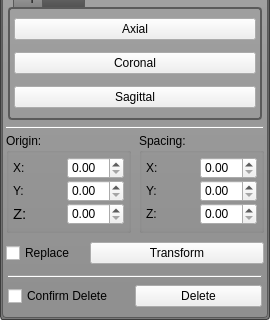
Qt form src/Interface/AppInterface/LayerGroupWidget.ui (SCIInstitute/Seg3D) before a commit; both pictures show x 0 to 270 and y 411 to 731 of the 270 by 731 pixel window.
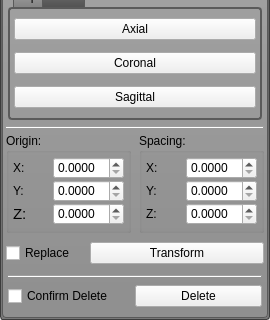
The same form after that commit. Icons and pictures are not drawn.

Commit message: fixed lineedit bug on the layerwidget, fixed the synchroro-error on the viewer widget for setting the flip button's state

Diff of the .ui file:
```diff
--- a/src/Interface/AppInterface/LayerGroupWidget.ui
+++ b/src/Interface/AppInterface/LayerGroupWidget.ui
@@ -1634,7 +1634,11 @@
                     </widget>
                    </item>
                    <item>
-                    <widget class="QDoubleSpinBox" name="origin_x_spinbox_"/>
+                    <widget class="QDoubleSpinBox" name="origin_x_spinbox_">
+                     <property name="decimals">
+                      <number>4</number>
+                     </property>
+                    </widget>
                    </item>
                   </layout>
                  </item>
@@ -1654,7 +1658,11 @@
                     </widget>
                    </item>
                    <item>
-                    <widget class="QDoubleSpinBox" name="origin_y_spinbox_"/>
+                    <widget class="QDoubleSpinBox" name="origin_y_spinbox_">
+                     <property name="decimals">
+                      <number>4</number>
+                     </property>
+                    </widget>
                    </item>
                   </layout>
                  </item>
@@ -1679,7 +1687,11 @@
                     </widget>
                    </item>
                    <item>
-                    <widget class="QDoubleSpinBox" name="origin_z_spinbox_"/>
+                    <widget class="QDoubleSpinBox" name="origin_z_spinbox_">
+                     <property name="decimals">
+                      <number>4</number>
+                     </property>
+                    </widget>
                    </item>
                   </layout>
                  </item>
@@ -1714,19 +1726,17 @@
                   <layout class="QHBoxLayout" name="horizontalLayout_19">
                    <item>
                     <widget class="QLabel" name="width_label_1">
-                     <property name="minimumSize">
-                      <size>
-                       <width>0</width>
-                       <height>0</height>
-                      </size>
-                     </property>
                      <property name="text">
                       <string>X:</string>
                      </property>
                     </widget>
                    </item>
                    <item>
-                    <widget class="QDoubleSpinBox" name="spacing_x_spinbox_"/>
+                    <widget class="QDoubleSpinBox" name="spacing_x_spinbox_">
+                     <property name="decimals">
+                      <number>4</number>
+                     </property>
+                    </widget>
                    </item>
                   </layout>
                  </item>
@@ -1746,7 +1756,11 @@
                     </widget>
                    </item>
                    <item>
-                    <widget class="QDoubleSpinBox" name="spacing_y_spinbox_"/>
+                    <widget class="QDoubleSpinBox" name="spacing_y_spinbox_">
+                     <property name="decimals">
+                      <number>4</number>
+                     </property>
+                    </widget>
                    </item>
                   </layout>
                  </item>
@@ -1766,7 +1780,11 @@
                     </widget>
                    </item>
                    <item>
-                    <widget class="QDoubleSpinBox" name="spacing_z_spinbox_"/>
+                    <widget class="QDoubleSpinBox" name="spacing_z_spinbox_">
+                     <property name="decimals">
+                      <number>4</number>
+                     </property>
+                    </widget>
                    </item>
                   </layout>
                  </item>
```
The commit also changes 4 other files.
